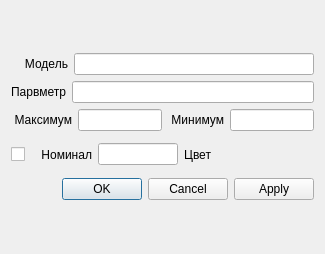
Old version of the form System/Source/Simulator/Trends/trendvarprop.ui in the repository valresh/Platform.
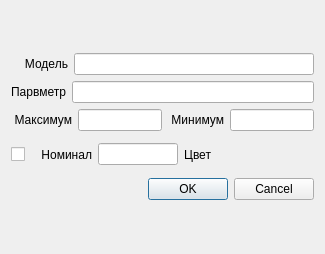
New version of the form. Custom widgets are drawn as their Qt base class.

Patch:
```diff
--- a/System/Source/Simulator/Trends/trendvarprop.ui
+++ b/System/Source/Simulator/Trends/trendvarprop.ui
@@ -181,7 +181,7 @@
         <enum>Qt::Orientation::Horizontal</enum>
        </property>
        <property name="standardButtons">
-        <set>QDialogButtonBox::StandardButton::Apply|QDialogButtonBox::StandardButton::Cancel|QDialogButtonBox::StandardButton::Ok</set>
+        <set>QDialogButtonBox::StandardButton::Cancel|QDialogButtonBox::StandardButton::Ok</set>
        </property>
       </widget>
      </item>
```
